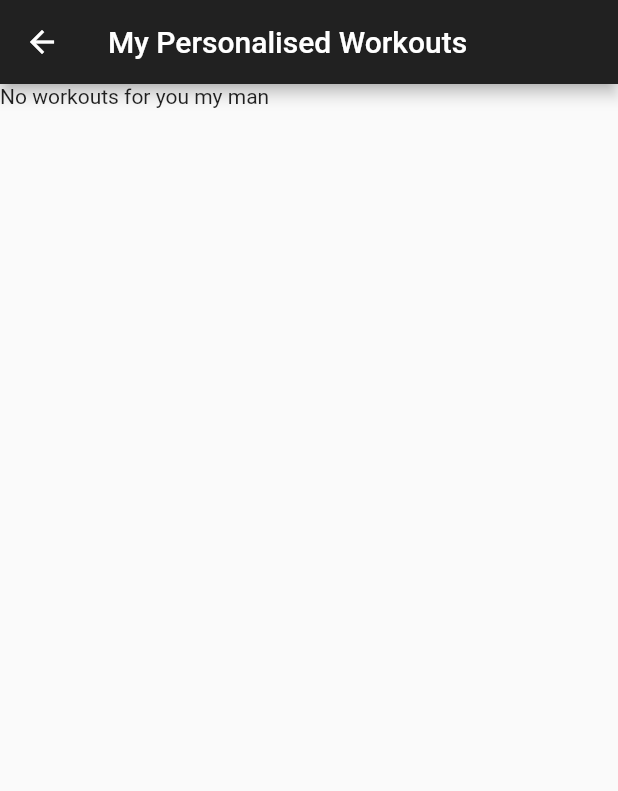
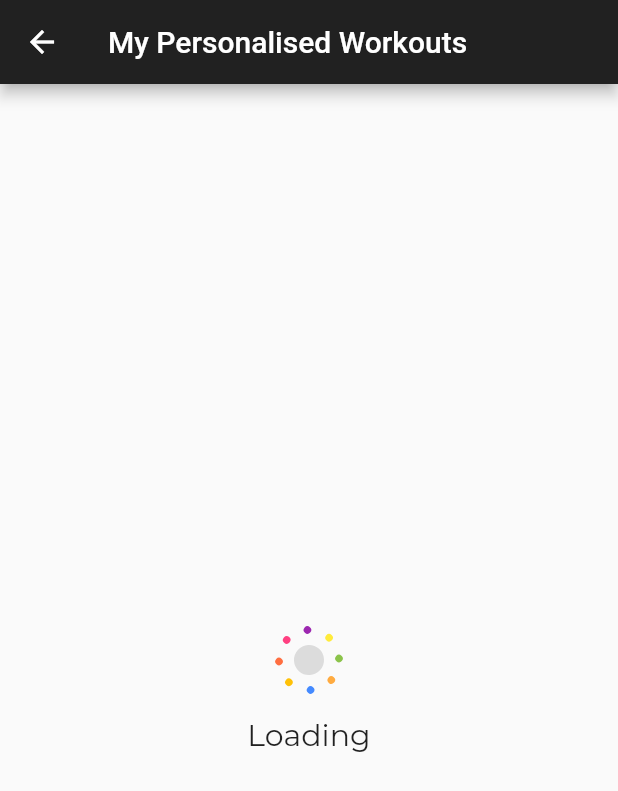
Before and after one commit to sushbalajee/GymFlutter, a Flutter app: the RootPage screen opened directly, after a tap on "Your Personalised Workouts", on a phone screen of 412 x 824 dp. Shown: the top 791 px of the screen. Run offline on Flutter 3.47's test engine with Material 2 defaults, Android fonts, the phone set to English and light mode, and no system bars; our stand-ins replace connectivity, firebase_auth, firebase_database, shared_preferences; accounts and stored records are empty.

Commit message:
Minor changes to loading screens

```diff
--- a/gym_app/lib/personalisedWorkouts.dart
+++ b/gym_app/lib/personalisedWorkouts.dart
@@ -3,6 +3,8 @@ import 'package:firebase_database/firebase_database.dart';
 import 'package:firebase_database/ui/firebase_animated_list.dart';
 import 'personalisedWorkoutDetails.dart';
 import 'uploadClientWorkouts.dart';
+import 'color_loader_3.dart';
+import 'dart:async';
 //-----------------------------------------------------------------------------------//
 
 class WorkoutsListPersonal extends StatefulWidget {
@@ -18,35 +20,47 @@ class WorkoutsListPersonal extends StatefulWidget {
 //-----------------------------------------------------------------------------------//
 
 class _NextPageStatePersonal extends State<WorkoutsListPersonal> {
-
   List<Item> items = List();
   Item item;
   DatabaseReference itemRef;
   DatabaseReference cref;
   bool informUser;
 
+  Timer timer;
+  String msg = "Loading";
+
   String jointID;
-
 
   final GlobalKey<FormState> formKey = GlobalKey<FormState>();
 
   @override
   void initState() {
     super.initState();
-    //informUser = true;
-    item = Item("", "","");
+
+  timer = new Timer(const Duration(seconds: 3), () {
+      setState(() {
+        msg = "No workouts assigned to you";
+      });
+    });
+
+    item = Item("", "", "");
     final FirebaseDatabase database = FirebaseDatabase.instance;
 
-    cref = database.reference().child('Workouts').child('ClientNames').child(widget.userUid);
-    cref.once().then((DataSnapshot snapshot){
-
+    cref = database
+        .reference()
+        .child('Workouts')
+        .child('ClientNames')
+        .child(widget.userUid);
+    cref.once().then((DataSnapshot snapshot) {
       jointID = snapshot.value + " - " + widget.userUid;
 
-      itemRef = database.reference().child('Workouts').child(widget.value).child(jointID);
+      itemRef = database
+          .reference()
+          .child('Workouts')
+          .child(widget.value)
+          .child(jointID);
       itemRef.onChildAdded.listen(_onEntryAdded);
     });
-
-
   }
 
   _onEntryAdded(Event event) {
@@ -58,11 +72,10 @@ class _NextPageStatePersonal extends State<WorkoutsListPersonal> {
 
   @override
   Widget build(BuildContext context) {
-
     int workoutNumber = 0;
     double screenWidth = MediaQuery.of(context).size.width;
 
-    if(informUser == false){
+    if (informUser == false) {
       return Scaffold(
         appBar: AppBar(
           title: Text('My Personalised Workouts'),
@@ -71,20 +84,22 @@ class _NextPageStatePersonal extends State<WorkoutsListPersonal> {
         resizeToAvoidBottomPadding: false,
         body: Column(
           children: <Widget>[
-
             Flexible(
               child: FirebaseAnimatedList(
                 query: itemRef,
                 itemBuilder: (BuildContext context, DataSnapshot snapshot,
                     Animation<double> animation, int index) {
+                  //print(items);
+
                   workoutNumber += 1;
                   return new ListTile(
                     leading: CircleAvatar(child: Text("$workoutNumber")),
-                  title: Text(items[index].workoutname,style: TextStyle(
+                    title: Text(items[index].workoutname,
+                        style: TextStyle(
                             fontFamily: "Prompt",
                             fontSize: screenWidth * 0.055,
                             fontWeight: FontWeight.w700)),
-                                      onTap: (){
+                    onTap: () {
                       Navigator.push(
                           context,
                           MaterialPageRoute(
@@ -104,16 +119,38 @@ class _NextPageStatePersonal extends State<WorkoutsListPersonal> {
           ],
         ),
       );
-  }
-  else{
+    } else {
       return Scaffold(
           appBar: AppBar(
             title: Text('My Personalised Workouts'),
             backgroundColor: Colors.grey[900],
           ),
           resizeToAvoidBottomPadding: false,
-      body: new Text("No workouts for you my man"));
-
+          body: tryMe());
     }
   }
+
+  @override
+  void dispose() {
+    super.dispose();
+    timer.cancel();
   }
+
+  Widget tryMe(){
+    return Container(
+                        child: new Stack(children: <Widget>[
+                      Container(
+                          alignment: Alignment.center,
+                          child: ColorLoader3(
+                            dotRadius: 5.0,
+                            radius: 20.0,
+                          )),
+                      Container(
+                          padding: EdgeInsets.only(top: 100.0),
+                          alignment: Alignment.center,
+                          child: new Text(msg,
+                              style: new TextStyle(
+                                  fontSize: 20.0, fontFamily: "Montserrat"))),
+                    ]));
+  }
+}
--- a/gym_app/lib/root.dart
+++ b/gym_app/lib/root.dart
@@ -42,7 +42,7 @@ class RootPageState extends State<RootPage> {
   void initState() {
     super.initState();
 
-    widget.auth.currentUser().then((userId) async {
+      widget.auth.currentUser().then((userId) async {
       SharedPreferences prefs = await SharedPreferences.getInstance();
       typeOfUser = prefs.getBool('PTcheck');
 
@@ -101,7 +101,6 @@ class RootPageState extends State<RootPage> {
 
   void signedOut() async {
     setState(() {
-      uid = null;
       FirebaseAuth.instance.signOut();
       authStatus = AuthStatus.notSignedIn;
     });
@@ -139,7 +138,7 @@ class RootPageState extends State<RootPage> {
             Container(
                 padding: EdgeInsets.only(top: 100.0),
                 alignment: Alignment.center,
-                child: new Text("... Loading ...",
+                child: new Text("Loading",
                     style: new TextStyle(
                         fontSize: 20.0, fontFamily: "Montserrat")))
           ]));
--- a/gym_app/lib/usersList.dart
+++ b/gym_app/lib/usersList.dart
@@ -93,7 +93,7 @@ class UIDListPage extends State<UIDList> {
                       Container(
                           padding: EdgeInsets.only(top: 100.0),
                           alignment: Alignment.center,
-                          child: new Text("... Loading ...",
+                          child: new Text("Loading",
                               style: new TextStyle(
                                   fontSize: 20.0, fontFamily: "Montserrat")))
                     ]));
```
Also changed, not shown: gym_app/lib/login.dart (+4 -4 lines). Lines whose indentation alone changed are shown as unchanged.
